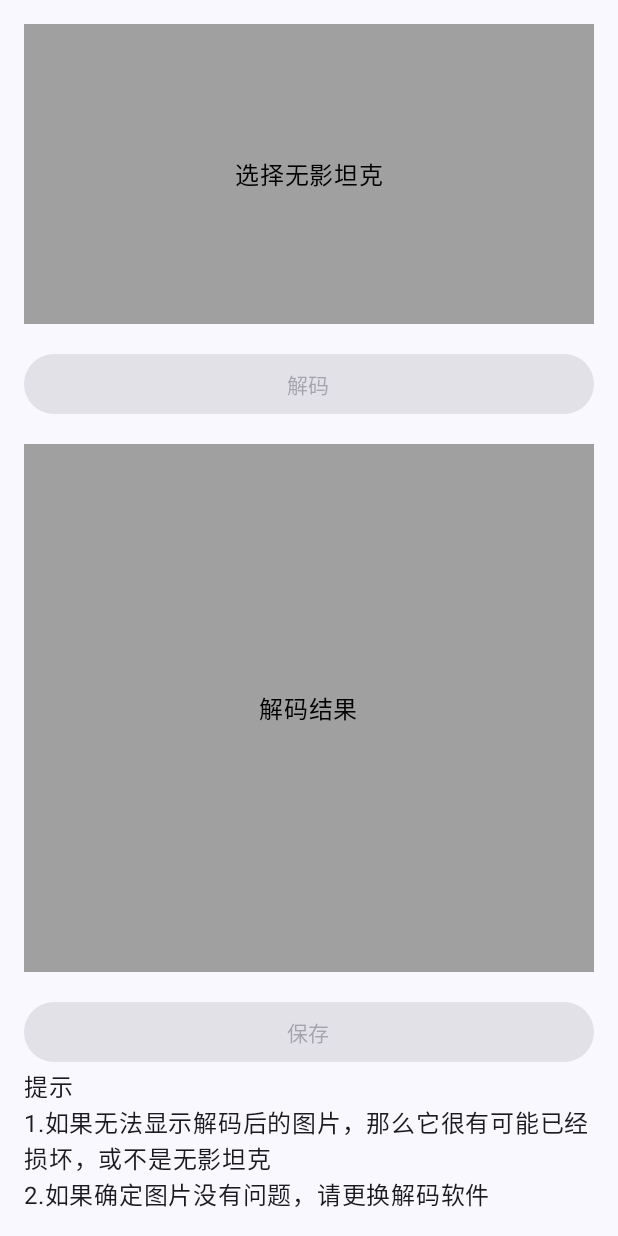
After one commit to Domity/TankFactory, an Android app built with Jetpack Compose: the LSBTankViewerScreen screen opened through its navigation route, on a phone screen of 412 x 824 dp. The commit adds this screen. Run offline under Robolectric (Android 15) with nearby library versions, the phone set to English and light mode, and no system bars; pictures from the network do not load.

Commit message:
update lsbtank view mode

```diff
--- a/app/build.gradle.kts
+++ b/app/build.gradle.kts
@@ -1,3 +1,4 @@
+
 plugins {
     alias(libs.plugins.android.application)
     alias(libs.plugins.kotlin.android)
--- a/app/src/main/java/com/rbtsoft/tankfactory/LSBTankMakerScreen.kt
+++ b/app/src/main/java/com/rbtsoft/tankfactory/LSBTankMakerScreen.kt
@@ -168,7 +168,7 @@ fun LSBTankMakerScreen(
         ) {
             Text("制作无影坦克")
         }
-        Text("提示\n1.更低的压缩度意味着更好的质量和更长的时间\n" +
+        Text("提示\n1.更低的压缩度意味着更好的表图质量和更长的制作时间\n" +
                 "2.图片默认保存到download目录", color = MaterialTheme.colorScheme.onBackground)
     }
 }
--- /dev/null
+++ b/app/src/main/java/com/rbtsoft/tankfactory/LSBTankViewerScreen.kt
@@ -0,0 +1,127 @@
+package com.rbtsoft.tankfactory
+
+import androidx.activity.compose.rememberLauncherForActivityResult
+import androidx.activity.result.contract.ActivityResultContracts
+import androidx.compose.foundation.Image
+import androidx.compose.foundation.background
+import androidx.compose.foundation.clickable
+import androidx.compose.foundation.layout.*
+import androidx.compose.material3.Button
+import androidx.compose.material3.MaterialTheme
+import androidx.compose.material3.Text
+import androidx.compose.runtime.*
+import androidx.compose.ui.Alignment
+import androidx.compose.ui.Modifier
+import androidx.compose.ui.graphics.Color
+import androidx.compose.ui.graphics.asImageBitmap
+import androidx.compose.ui.layout.ContentScale
+import androidx.compose.ui.unit.dp
+import androidx.lifecycle.viewmodel.compose.viewModel
+import coil.compose.AsyncImage
+import androidx.compose.material3.CircularProgressIndicator
+
+@Composable
+fun LSBTankViewerScreen(
+    viewModel: LSBTankViewerViewModel = viewModel()
+) {
+
+    val selectedImageUri by viewModel.selectedImageUri.collectAsState()
+    val decodedBitmap by viewModel.decodedImage.collectAsState()
+    val isSaving by viewModel.isSaving.collectAsState()
+    val isDecoding by viewModel.isDecoding.collectAsState()
+
+    val imagePickerLauncher = rememberLauncherForActivityResult(
+        contract = ActivityResultContracts.GetContent(),
+        onResult = { uri ->
+            if (uri != null) {
+                viewModel.setImageUri(uri)
+            }
+        }
+    )
+
+    Column(
+        modifier = Modifier
+            .fillMaxSize()
+            .background(MaterialTheme.colorScheme.background)
+            .statusBarsPadding()
+            .navigationBarsPadding()
+            .padding(16.dp),
+        horizontalAlignment = Alignment.CenterHorizontally
+    ) {
+
+        Box(
+            modifier = Modifier
+                .fillMaxWidth()
+                .height(200.dp)
+                .background(Color(0xFFA0A0A0))
+                .clickable { imagePickerLauncher.launch("image/*") }
+                .padding(8.dp),
+            contentAlignment = Alignment.Center
+        ) {
+            if (selectedImageUri == null) {
+                Text("选择无影坦克", color = Color.Black)
+            } else {
+                AsyncImage(
+                    model = selectedImageUri,
+                    contentDescription = "Selected Image",
+                    contentScale = ContentScale.Fit,
+                    modifier = Modifier.fillMaxSize()
+                )
+            }
+        }
+
+        Spacer(Modifier.height(16.dp))
+
+        Button(
+            onClick = {
+                viewModel.onPressDecoderButton()
+                viewModel.decodeLSBTank()
+            },
+            enabled = selectedImageUri != null && !isDecoding,
+            modifier = Modifier.fillMaxWidth()
+        ) {
+            Text(if (isDecoding) "解码中..." else "解码")
+        }
+
+        Spacer(Modifier.height(16.dp))
+
+        Box(
+            modifier = Modifier
+                .fillMaxWidth()
+                .weight(1f) // 占据所有剩余垂直空间
+                .background(Color(0xFFA0A0A0))
+                .padding(8.dp),
+            contentAlignment = Alignment.Center
+        ) {
+            if (decodedBitmap == null) {
+                Text("解码结果", color = Color.Black)
+            } else {
+                Image(
+                    bitmap = decodedBitmap!!.asImageBitmap(),
+                    contentDescription = "Decoded Hidden Image",
+                    contentScale = ContentScale.Fit,
+                    modifier = Modifier.fillMaxSize()
+                )
+            }
+            if (isDecoding) {
+                CircularProgressIndicator(modifier = Modifier.align(Alignment.Center))
+            }
+        }
+
+        Spacer(Modifier.height(16.dp))
+
+        //  保存按钮
+        Button(
+            onClick = {
+                decodedBitmap?.let {
+                    viewModel.saveImageToDownloads(it)
+                }
+            },
+            enabled = decodedBitmap != null && !isSaving,
+            modifier = Modifier.fillMaxWidth()
+        ) {
+            Text(if (isSaving) "保存中..." else "保存")
+        }
+        Text("提示\n1.如果无法显示解码后的图片，那么它很有可能已经损坏，或不是无影坦克\n2.如果确定图片没有问题，请更换解码软件", color = MaterialTheme.colorScheme.onBackground)
+    }
+}
--- a/app/src/main/java/com/rbtsoft/tankfactory/MainActivity.kt
+++ b/app/src/main/java/com/rbtsoft/tankfactory/MainActivity.kt
@@ -49,6 +49,7 @@ fun AppNavigator() {
         composable("view_Mtank") { MirageTankViewerScreen() }
         composable("make_Mtank") { MirageTankMakerScreen() }
         composable("make_LSBtank") { LSBTankMakerScreen() }
+        composable("view_LSBTank") {LSBTankViewerScreen()}
     }
 }
 
@@ -81,6 +82,9 @@ fun MainMenuScreen(navController: NavController) {
             Button(onClick = { navController.navigate("make_LSBtank") }) {
                 Text("制作无影坦克")
             }
+            Button(onClick = { navController.navigate("view_LSBTank")} ) {
+                Text("查看无影坦克")
+            }
         }
         Button(onClick = { showAboutDialog=true },
             modifier = Modifier
```
Also changed, not shown: app/src/main/java/com/rbtsoft/tankfactory/LSBTankCoder.kt (added, +234 -0 lines), app/src/main/java/com/rbtsoft/tankfactory/LSBTankEncoder.kt (deleted, +0 -101 lines), app/src/main/java/com/rbtsoft/tankfactory/LSBTankViewerViewModel.kt (added, +106 -0 lines), app/src/main/java/com/rbtsoft/tankfactory/ui/about/AboutDialog.kt (+3 -4 lines), 3 other files.
